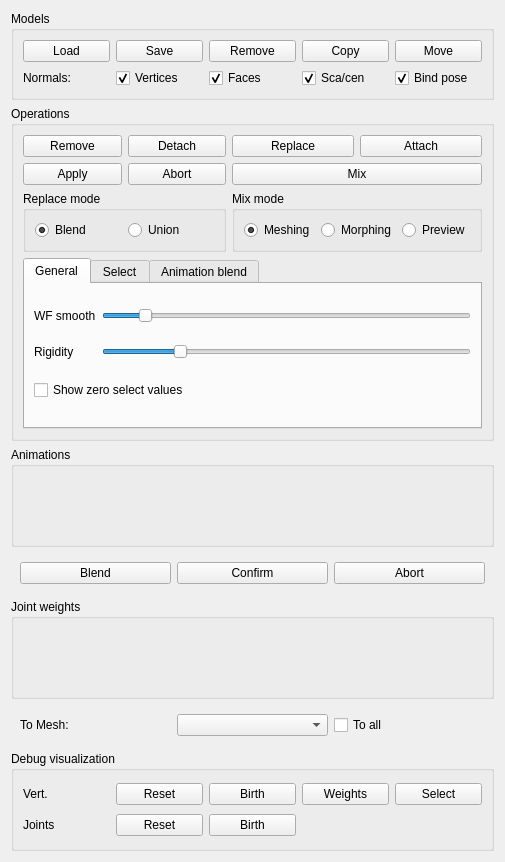
Before: the Qt Designer form widgets/skinmixer_manager.ui in stefanonuvoli/skinmixer, drawn with Qt 5.
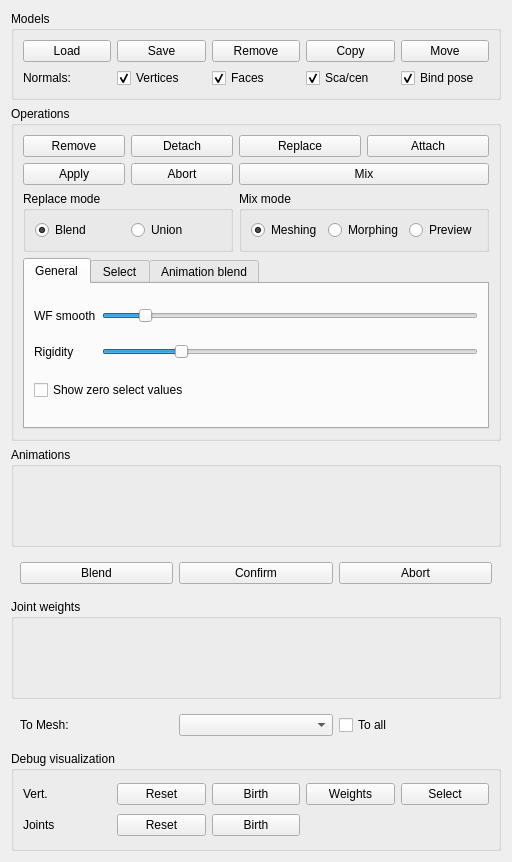
After: the same form once the commit is applied.

Commit message: Various fixes, nuvolib updated

Patch:
```diff
--- a/widgets/skinmixer_manager.ui
+++ b/widgets/skinmixer_manager.ui
@@ -6,7 +6,7 @@
    <rect>
     <x>0</x>
     <y>0</y>
-    <width>505</width>
+    <width>512</width>
     <height>862</height>
    </rect>
   </property>
```
The commit also changes 1 other file.
